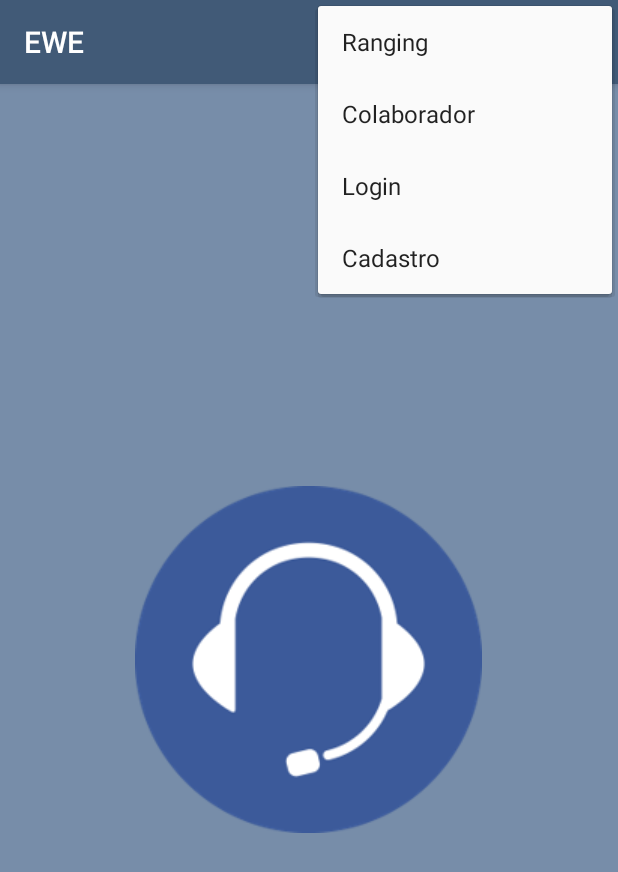
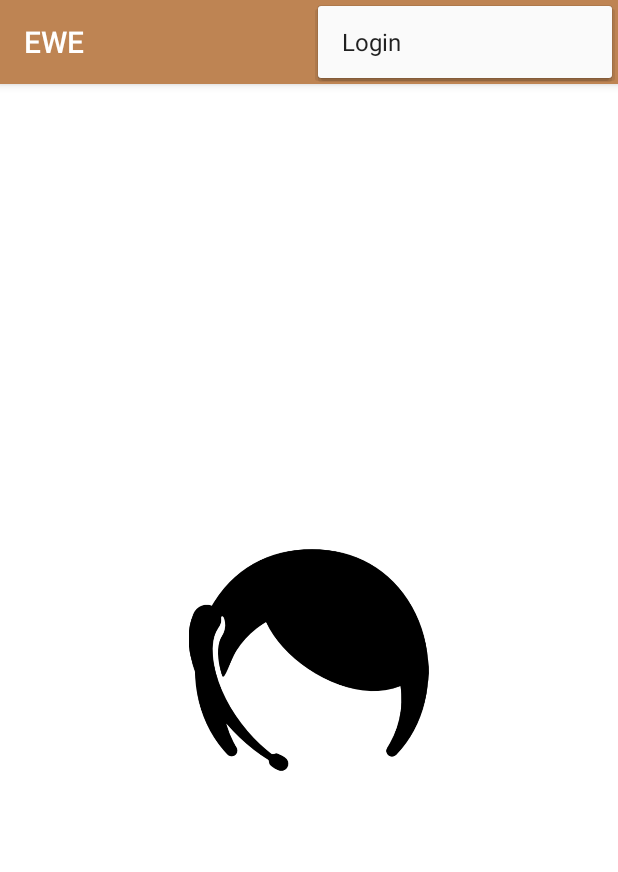
Before and after one commit to isaofelipe/EWE, an Android app: the screen it shows after launch (RangingActivity), with the options menu open, on a phone screen of 412 x 824 dp. Shown: the top 872 px of the screen. Run offline under Robolectric (Android 15) with nearby library versions, the phone set to English and light mode, and no system bars; libraries missing offline, so code that uses them is left out: org.altbeacon.beacon; 3 statements that could not run were skipped.

Commit message:
alterações gerais nos layouts

```diff
--- a/app/src/main/java/com/example/isaofelipemorigaki/ewe/RangingActivity.java
+++ b/app/src/main/java/com/example/isaofelipemorigaki/ewe/RangingActivity.java
@@ -77,14 +77,8 @@ public class RangingActivity extends AppCompatActivity implements BeaconConsumer
     }
     public boolean onOptionsItemSelected(MenuItem item) {
         switch (item.getItemId()) {
-            case R.id.cadastro_nav:
-                startActivity(new Intent(RangingActivity.this, CadastroActivity.class));
-                break;
             case R.id.login_nav:
                 startActivity(new Intent(RangingActivity.this, LoginActivity.class));
-                break;
-            case R.id.colaborador_nav:
-                startActivity(new Intent(RangingActivity.this, ColaboradorActivity.class));
                 break;
         }
         return super.onOptionsItemSelected(item);
--- a/app/src/main/res/layout/activity_contribuir.xml
+++ b/app/src/main/res/layout/activity_contribuir.xml
@@ -51,7 +51,6 @@
         android:id="@+id/btnContribuir"
         android:layout_width="match_parent"
         android:layout_height="wrap_content"
-        android:text="ENVIAR"
-        />
+        android:text="ENVIAR" />
 
 </LinearLayout>
--- a/app/src/main/res/layout/activity_ranging.xml
+++ b/app/src/main/res/layout/activity_ranging.xml
@@ -4,14 +4,15 @@ xmlns:app="http://schemas.android.com/apk/res-auto"
     xmlns:tools="http://schemas.android.com/tools"
     android:layout_width="match_parent"
     android:layout_height="match_parent"
-android:background="@color/fundo"
+    android:background="@color/branco"
     tools:context="com.example.isaofelipemorigaki.ewe.RangingActivity">
 
     <ImageView
         android:id="@+id/imageView2"
+        android:layout_width="162dp"
+        android:layout_height="160dp"
+        android:layout_centerInParent="true"
         android:contentDescription="fundo_principal"
-    android:layout_width="wrap_content"
-    android:layout_height="wrap_content"
-    android:layout_centerInParent="true"
-    app:srcCompat="@drawable/image_one" />
+        app:srcCompat="@drawable/img"
+        tools:background="@color/branco" />
 </RelativeLayout>
--- a/app/src/main/res/layout/nav_header_colaborado.xml
+++ b/app/src/main/res/layout/nav_header_colaborado.xml
@@ -4,7 +4,7 @@
     xmlns:tools="http://schemas.android.com/tools"
     android:layout_width="match_parent"
     android:layout_height="@dimen/nav_header_height"
-    android:background="#4975a9"
+    android:background="@color/colorPrimary"
     android:gravity="bottom"
     android:orientation="vertical"
     android:paddingBottom="@dimen/activity_vertical_margin"
--- a/app/src/main/res/menu/navigation.xml
+++ b/app/src/main/res/menu/navigation.xml
@@ -1,24 +1,10 @@
 <?xml version="1.0" encoding="utf-8"?>
 <menu xmlns:android="http://schemas.android.com/apk/res/android"
     xmlns:app="http://schemas.android.com/apk/res-auto">
-
-    <item
-        android:id="@+id/ranging_nav"
-        android:icon="@drawable/ic_home_black_24dp"
-        android:title="Ranging" />
-
-    <item
-        android:id="@+id/colaborador_nav"
-        android:icon="@drawable/ic_dashboard_black_24dp"
-        android:title="Colaborador" />
 
     <item
         android:id="@+id/login_nav"
         android:icon="@drawable/ic_notifications_black_24dp"
         android:title="Login" />
 
-    <item
-        android:id="@+id/cadastro_nav"
-        android:icon="@drawable/ic_notifications_black_24dp"
-        android:title="Cadastro" />
 </menu>
--- a/app/src/main/res/values/colors.xml
+++ b/app/src/main/res/values/colors.xml
@@ -1,9 +1,11 @@
 <?xml version="1.0" encoding="utf-8"?>
 <resources>
-    <color name="colorPrimary">#415A77</color>
-    <color name="colorPrimaryDark">#1B263B</color>
+    <color name="colorPrimary">#be8453</color>
+    <color name="colorPrimaryDark">#000000</color>
     <color name="colorAccent">#FF4081</color>
-    <color name="fundo">#778da9</color>
-    <color name="preto">#000000</color>
+    <color name="fundo">#be8453</color>
+    <color name="preto">#080808</color>
     <color name="branco">#ffffff</color>
+    <color name="colorButton">#171219</color>
+    <color name="colorButton_2">#6b6a6b</color>
 </resources>
```
Also changed, not shown: app/src/main/java/com/example/isaofelipemorigaki/ewe/LoginActivity.java (+9 -0 lines), app/src/main/res/layout/activity_login.xml (+11 -0 lines), app/src/main/res/drawable/imama.png (added), app/src/main/res/drawable/img.png (added), app/src/main/res/drawable/img_2.png (added), app/src/main/res/drawable/imge.jpg (added), app/src/main/res/drawable/sair.png (added). Lines whose indentation alone changed are shown as unchanged.
